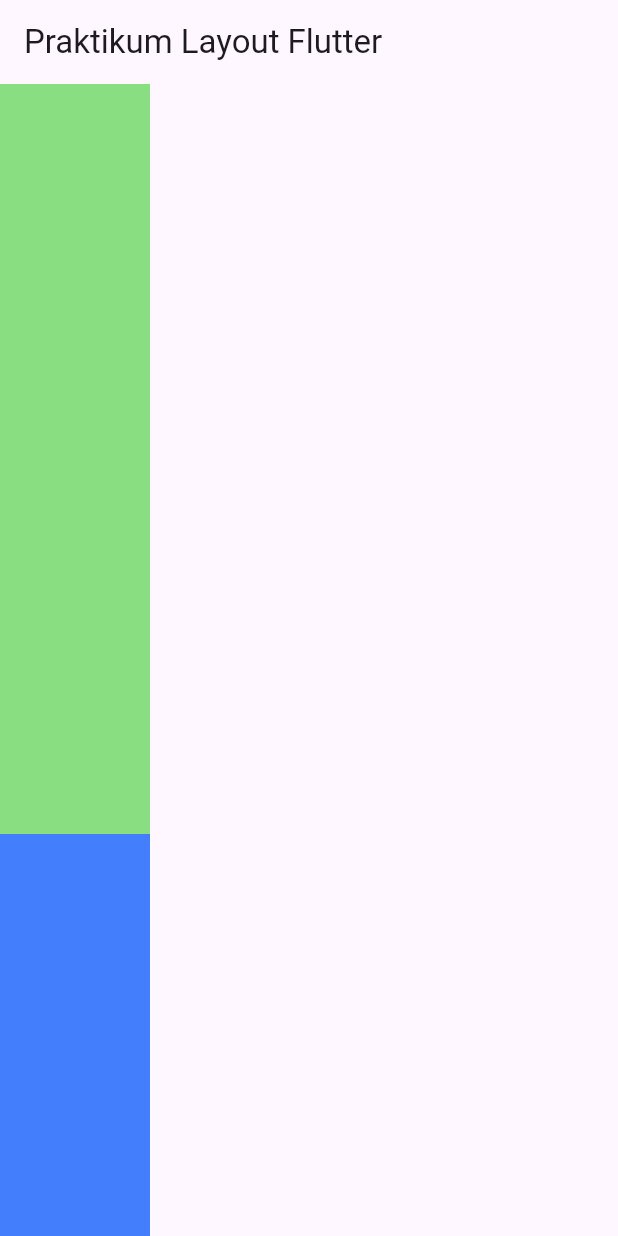
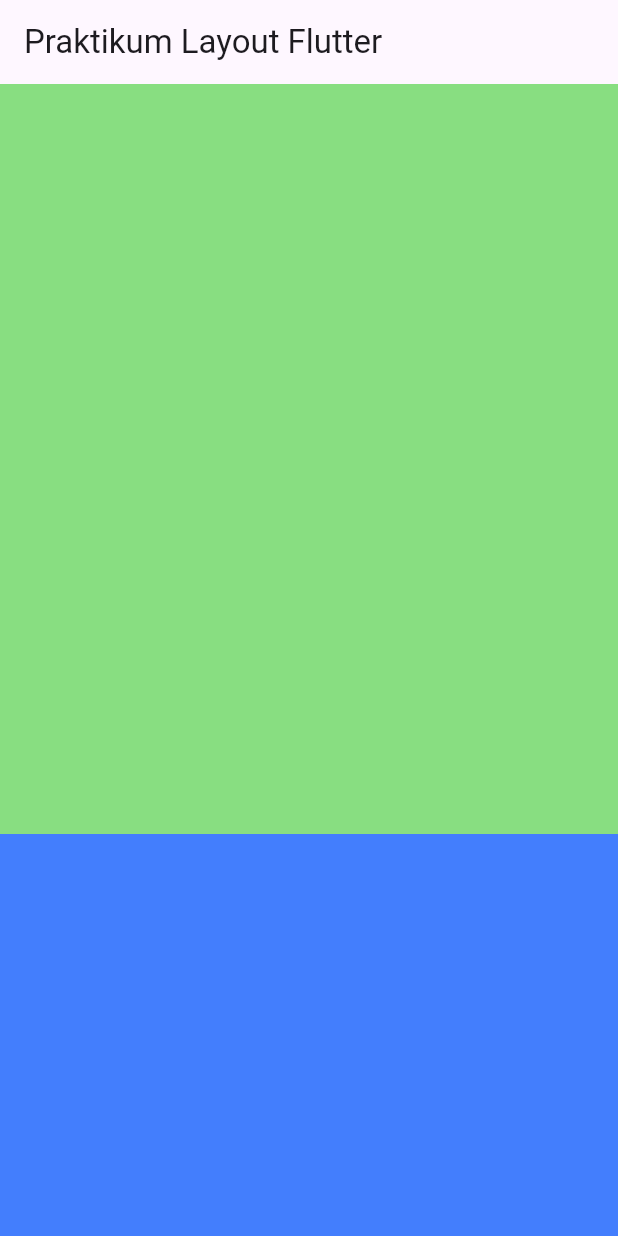
Before and after one commit to narutompel/praktikum_multiplatform_unit_3, a Flutter app: the screen it shows after launch, on a phone screen of 412 x 824 dp. Run offline on Flutter 3.47's test engine with Material 3 defaults, Android fonts, the phone set to English and light mode, and no system bars.

Commit message:
Penanganan Overflow (3)

```diff
--- a/lib/main.dart
+++ b/lib/main.dart
@@ -24,8 +24,7 @@ class HomePage extends StatelessWidget {
         appBar: AppBar(
           title: Text('Praktikum Layout Flutter'),
         ),
-        body: SingleChildScrollView(
-            child: Column(
+        body: ListView(
           children: <Widget>[
             Container(
                 color: Color.fromARGB(255, 136, 222, 129),
@@ -40,6 +39,6 @@ class HomePage extends StatelessWidget {
                 height: 00,
                 width: 100),
           ],
-        )));
+        ));
   }
 }
```
